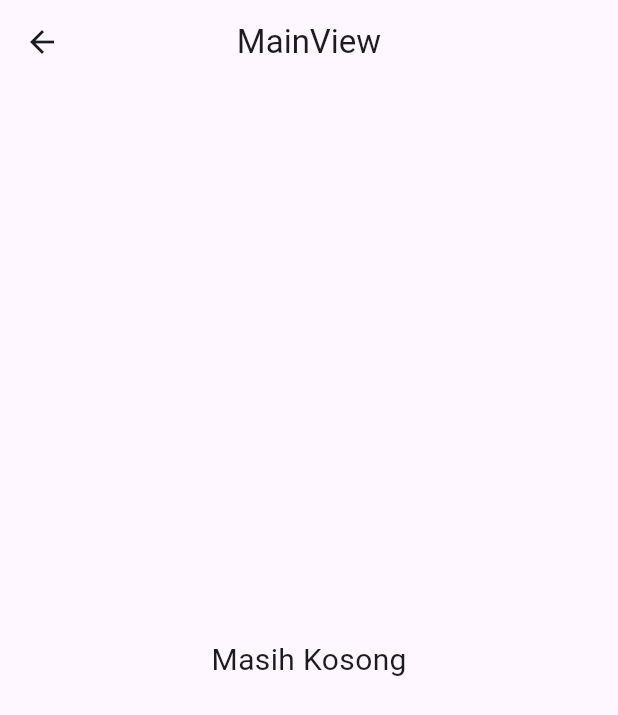
After one commit to Dhamie27/tuner, a Flutter app: the MainView screen opened by its route, on a phone screen of 412 x 824 dp. The commit adds this screen. Shown: the top 715 px of the screen. Run offline on Flutter 3.47's test engine with Material 3 defaults, Android fonts, the phone set to English and light mode, and no system bars; our stand-ins replace get.

Commit message:
first commit

```diff
--- /dev/null
+++ b/lib/app/modules/main/views/main_view.dart
@@ -0,0 +1,24 @@
+import 'package:flutter/material.dart';
+
+import 'package:get/get.dart';
+
+import '../controllers/main_controller.dart';
+
+class MainView extends GetView<MainController> {
+  const MainView({Key? key}) : super(key: key);
+  @override
+  Widget build(BuildContext context) {
+    return Scaffold(
+      appBar: AppBar(
+        title: const Text('MainView'),
+        centerTitle: true,
+      ),
+      body: const Center(
+        child: Text(
+          'Masih Kosong',
+          style: TextStyle(fontSize: 20),
+        ),
+      ),
+    );
+  }
+}
--- a/lib/app/routes/app_routes.dart
+++ b/lib/app/routes/app_routes.dart
@@ -4,9 +4,11 @@ part of 'app_pages.dart';
 abstract class Routes {
   Routes._();
   static const HOME = _Paths.HOME;
+  static const MAIN = _Paths.MAIN;
 }
 
 abstract class _Paths {
   _Paths._();
   static const HOME = '/home';
+  static const MAIN = '/main';
 }
--- a/pubspec.yaml
+++ b/pubspec.yaml
@@ -3,13 +3,15 @@ version: 1.0.0+1
 publish_to: none
 description: A new Flutter project.
 environment:
-  sdk: '>=3.4.1 <4.0.0'
+  sdk: ">=3.4.1 <4.0.0"
 
 dependencies:
   cupertino_icons: ^1.0.6
-  get: 4.6.6
+  firebase_auth: ^4.20.0
   flutter:
     sdk: flutter
+  get: 4.6.6
+  sqflite: ^2.3.3+1
 
 dev_dependencies:
   flutter_lints: 4.0.0
```
Also changed, not shown: lib/app/modules/home/views/home_view.dart (+7 -2 lines), lib/app/modules/main/bindings/main_binding.dart (added, +12 -0 lines), lib/app/modules/main/controllers/main_controller.dart (added, +23 -0 lines), lib/app/routes/app_pages.dart (+8 -1 lines), lib/app/const/app_color.dart (added), pubspec.lock, 3 other files.
